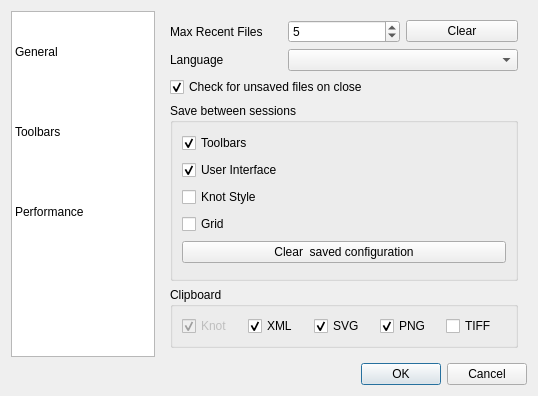
Old version of the form src/dialogs/dialog_preferences.ui in the repository mbasaglia/Knotter.
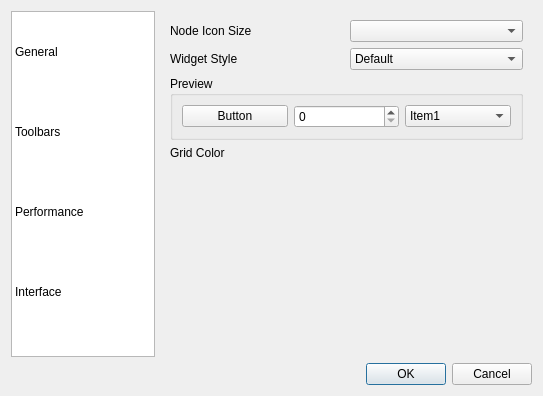
New version of the form. Icons and pictures are not drawn. Custom widgets are drawn as their Qt base class.

Commit message: Widget style

The edit to the form file:
```diff
--- a/src/dialogs/dialog_preferences.ui
+++ b/src/dialogs/dialog_preferences.ui
@@ -6,7 +6,7 @@
    <rect>
     <x>0</x>
     <y>0</y>
-    <width>538</width>
+    <width>543</width>
     <height>396</height>
    </rect>
   </property>
@@ -92,6 +92,11 @@
          <string/>
         </property>
        </row>
+       <row>
+        <property name="text">
+         <string/>
+        </property>
+       </row>
        <column>
         <property name="text">
          <string/>
@@ -133,6 +138,14 @@
          </iconset>
         </property>
        </item>
+       <item row="3" column="0">
+        <property name="text">
+         <string>Interface</string>
+        </property>
+        <property name="icon">
+         <iconset theme="preferences-desktop-theme"/>
+        </property>
+       </item>
       </widget>
      </item>
      <item>
@@ -144,7 +157,7 @@
         </sizepolicy>
        </property>
        <property name="currentIndex">
-        <number>0</number>
+        <number>3</number>
        </property>
        <widget class="QWidget" name="page_general">
         <layout class="QGridLayout" name="gridLayout_2">
@@ -493,6 +506,97 @@
          </item>
         </layout>
        </widget>
+       <widget class="QWidget" name="page_2">
+        <layout class="QGridLayout" name="gridLayout_3">
+         <item row="3" column="1">
+          <widget class="Color_Selector" name="color_grid_lines"/>
+         </item>
+         <item row="4" column="0" colspan="2">
+          <spacer name="verticalSpacer_2">
+           <property name="orientation">
+            <enum>Qt::Vertical</enum>
+           </property>
+           <property name="sizeHint" stdset="0">
+            <size>
+             <width>20</width>
+             <height>40</height>
+            </size>
+           </property>
+          </spacer>
+         </item>
+         <item row="0" column="0">
+          <widget class="QLabel" name="label_6">
+           <property name="text">
+            <string>Node Icon Size</string>
+           </property>
+          </widget>
+         </item>
+         <item row="1" column="0">
+          <widget class="QLabel" name="label_7">
+           <property name="text">
+            <string>Widget Style</string>
+           </property>
+          </widget>
+         </item>
+         <item row="0" column="1">
+          <widget class="QComboBox" name="combo_node_size"/>
+         </item>
+         <item row="3" column="0">
+          <widget class="QLabel" name="label_8">
+           <property name="text">
+            <string>Grid Color</string>
+           </property>
+          </widget>
+         </item>
+         <item row="1" column="1">
+          <widget class="QComboBox" name="combo_widget_style">
+           <item>
+            <property name="text">
+             <string>Default</string>
+            </property>
+           </item>
+          </widget>
+         </item>
+         <item row="2" column="0" colspan="2">
+          <widget class="QGroupBox" name="group_style_preview">
+           <property name="title">
+            <string>Preview</string>
+           </property>
+           <layout class="QHBoxLayout" name="horizontalLayout_5">
+            <item>
+             <widget class="QPushButton" name="pushButton">
+              <property name="text">
+               <string>Button</string>
+              </property>
+             </widget>
+            </item>
+            <item>
+             <widget class="QSpinBox" name="spinBox"/>
+            </item>
+            <item>
+             <widget class="QComboBox" name="comboBox">
+              <item>
+               <property name="text">
+                <string>Item1</string>
+               </property>
+              </item>
+              <item>
+               <property name="text">
+                <string>Item2</string>
+               </property>
+              </item>
+              <item>
+               <property name="text">
+                <string>Item3</string>
+               </property>
+              </item>
+             </widget>
+            </item>
+           </layout>
+          </widget>
+         </item>
+        </layout>
+       </widget>
       </widget>
      </item>
     </layout>
@@ -510,6 +614,17 @@
   </layout>
  </widget>
  <customwidgets>
+  <customwidget>
+   <class>Color_Preview</class>
+   <extends>QWidget</extends>
+   <header>color_preview.hpp</header>
+   <container>1</container>
+  </customwidget>
+  <customwidget>
+   <class>Color_Selector</class>
+   <extends>Color_Preview</extends>
+   <header>color_selector.hpp</header>
+  </customwidget>
   <customwidget>
    <class>Toolbar_Editor</class>
    <extends>QWidget</extends>
```
Left out of the diff: 4 changed lines with no effect on the pictures. The commit also changes 11 other files.
